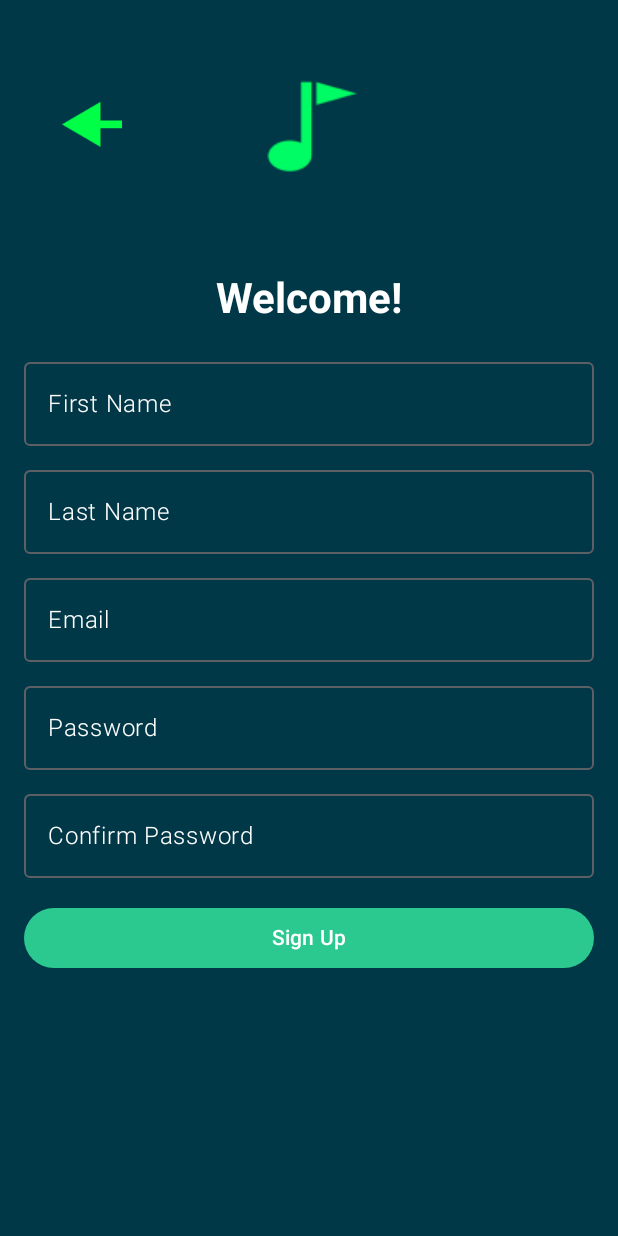
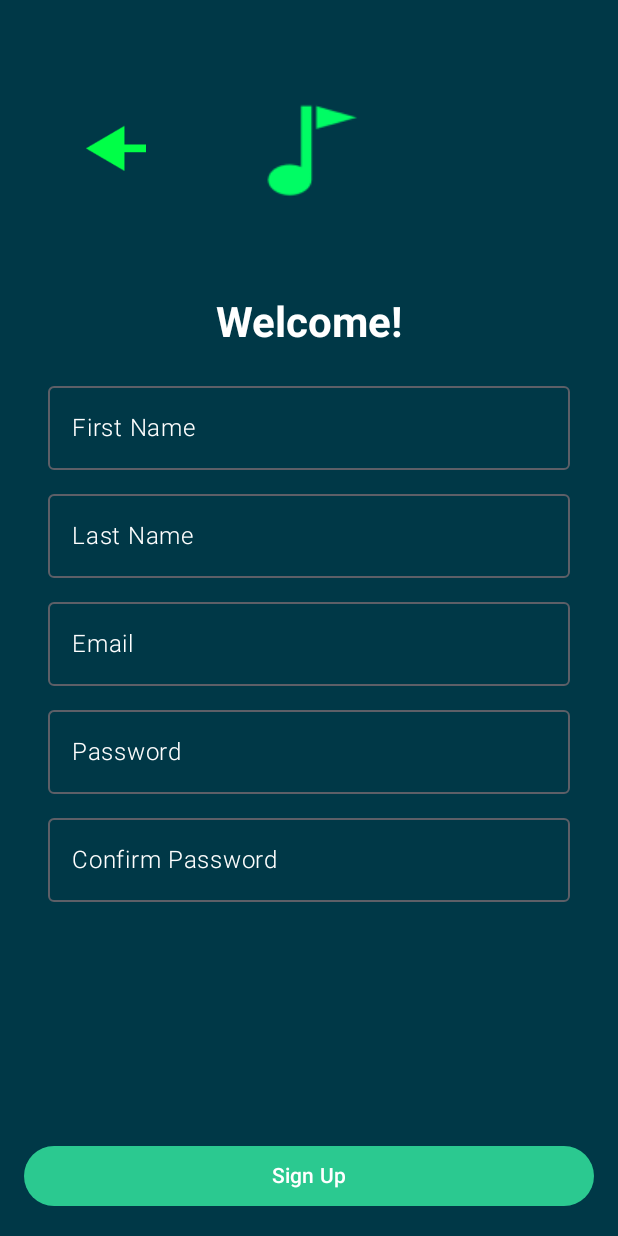
Before and after one commit to JugalC/SE2-App, an Android app built with Jetpack Compose: the SignUpActivity screen opened directly, with no data from a screen before it, on a phone screen of 412 x 824 dp. Run offline under Robolectric (Android 15) with nearby library versions, the phone set to English and light mode, and no system bars.

Commit message:
Place Sign Up button at bottom of screen

```diff
--- a/mobile/app/src/main/java/ca/uwaterloo/tunein/SignUpActivity.kt
+++ b/mobile/app/src/main/java/ca/uwaterloo/tunein/SignUpActivity.kt
@@ -40,6 +40,12 @@ fun SignUpScreen(goBack: () -> Unit) {
             Column(
                     modifier = Modifier
                             .fillMaxSize()
+                            .padding(16.dp),
+                    horizontalAlignment = Alignment.CenterHorizontally,
+                    verticalArrangement = Arrangement.SpaceBetween
+            ) {
+                Column(
+                        modifier = Modifier
                                 .padding(16.dp),
                         horizontalAlignment = Alignment.CenterHorizontally
                 ) {
@@ -111,7 +117,7 @@ fun SignUpScreen(goBack: () -> Unit) {
                             modifier = Modifier.fillMaxWidth()
                     )
                     Spacer(modifier = Modifier.height(16.dp))
-
+                }
                 Button(
                         onClick = { /* TODO */ },
                         modifier = Modifier.fillMaxWidth(),
```
Lines whose indentation alone changed are shown as unchanged.
